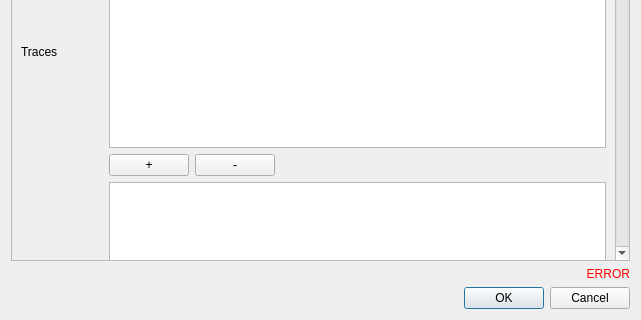
First picture: the form in lizmap/resources/ui/ui_form_dataviz.ui, repository 3liz/lizmap-plugin, before the edit; both pictures show x 0 to 641 and y 437 to 757 of the 641 by 757 pixel window.
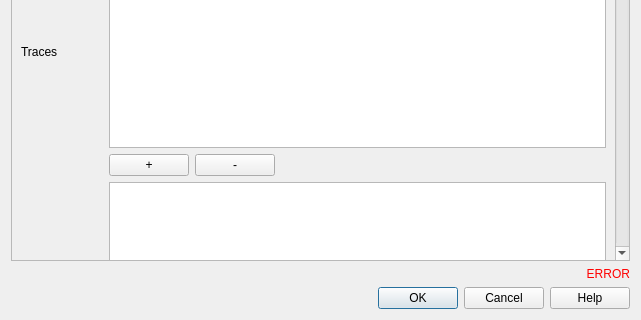
Second picture: the form after the edit. Custom widgets are drawn as their Qt base class.

Commit message: UX - Add a link to the online help on each edition form

Patch:
```diff
--- a/lizmap/resources/ui/ui_form_dataviz.ui
+++ b/lizmap/resources/ui/ui_form_dataviz.ui
@@ -241,7 +241,7 @@
       <enum>Qt::Horizontal</enum>
      </property>
      <property name="standardButtons">
-      <set>QDialogButtonBox::Cancel|QDialogButtonBox::Ok</set>
+      <set>QDialogButtonBox::Help|QDialogButtonBox::Cancel|QDialogButtonBox::Ok</set>
      </property>
     </widget>
    </item>
```
The commit also changes 21 other files.
